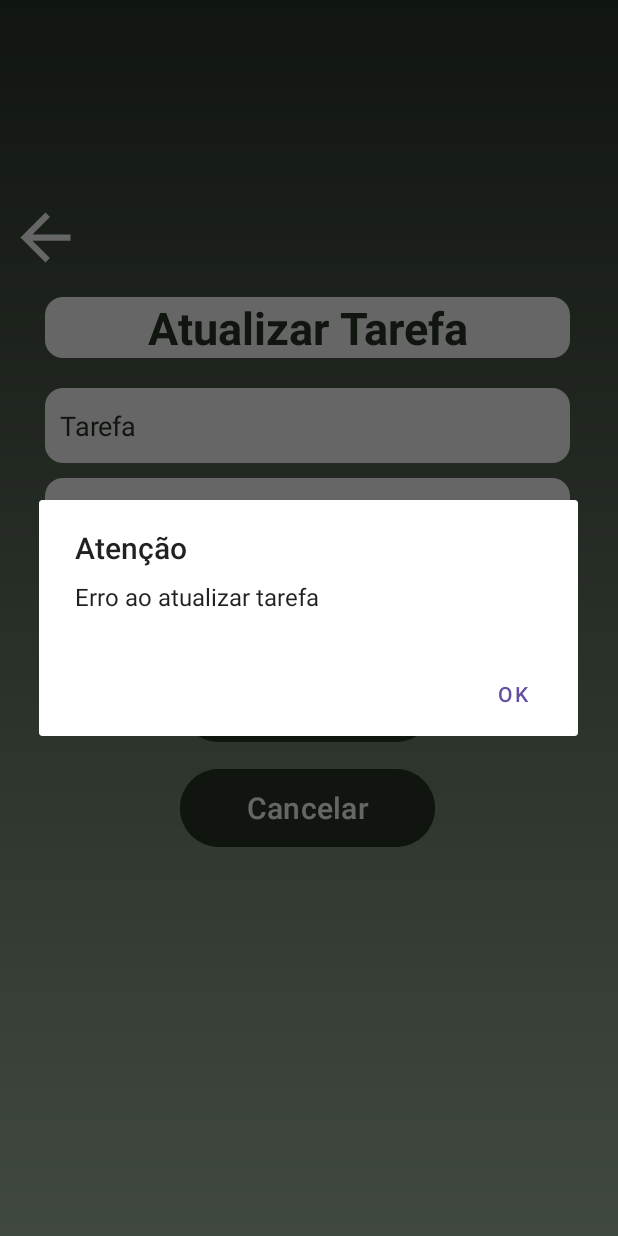
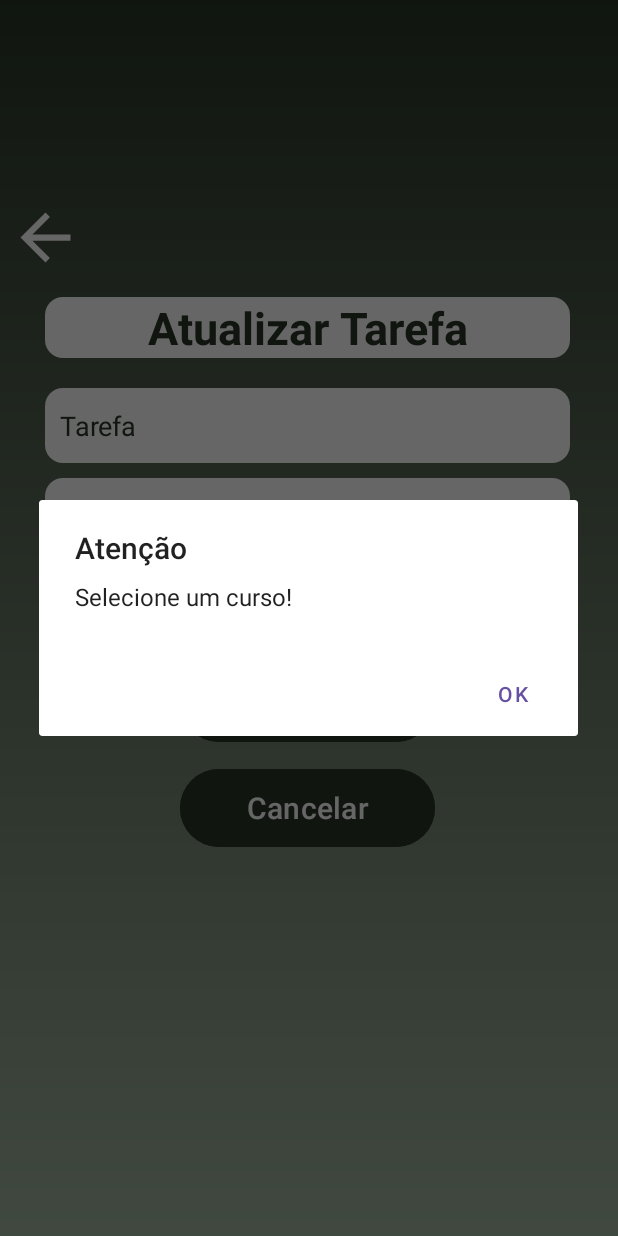
Before and after one commit to Willacy/TarefasAcademicas, an Android app: the TarefaActivity screen opened directly, with no data from a screen before it, after a tap on "Atualizar", on a phone screen of 412 x 824 dp. Run offline under Robolectric (Android 15) with nearby library versions, the phone set to English and light mode, and no system bars; 3 statements that could not run were skipped.

Commit message:
Logica finalizada
O sistema está funcionando como deveria, com todas as validações necessarias para não crashar o app

```diff
--- a/app/src/main/java/com/example/tarefasacademicas/model/Curso.java
+++ b/app/src/main/java/com/example/tarefasacademicas/model/Curso.java
@@ -94,6 +94,12 @@ public class Curso {
         return cursoDao.deletar(this.id_curso);
     }
 
+    // metodo que verifica se tem tarefa ligada ao curso
+    public boolean temTarefa(Context context, int id_curso) {
+        cursoDao = new CursoDao(context);
+        return cursoDao.temTarefa(id_curso);
+    }
+
     @Override
     public String toString(){
         return desc_curso;
--- a/app/src/main/java/com/example/tarefasacademicas/view/TarefaActivity.java
+++ b/app/src/main/java/com/example/tarefasacademicas/view/TarefaActivity.java
@@ -36,7 +36,6 @@ public class TarefaActivity extends AppCompatActivity {
 
         // Alimentar o spinner
         binding.spnTarefa.setAdapter(alimentarSpinner());
-        binding.spnTarefa.setSelection(-1, true);
 
         // Essa linha configura a captura da data
         binding.txtDataTarefa.setInputType(InputType.TYPE_NULL);
@@ -59,7 +58,6 @@ public class TarefaActivity extends AppCompatActivity {
             binding.btnSalvarTarefa.setText("Salvar");
             binding.txtDescTarefa.setText("");
             binding.txtDataTarefa.setText("");
-            binding.spnTarefa.setSelection(-1, true);
         } else {
             binding.lblTitulo.setText("Atualizar Tarefa");
             binding.btnSalvarTarefa.setText("Atualizar");
@@ -103,12 +101,14 @@ public class TarefaActivity extends AppCompatActivity {
     // Método para alimentar o spinner
     public ArrayAdapter<Curso> alimentarSpinner() {
         List<Curso> listaCursos = curso.listar(this);
+        listaCursos.add(0, new Curso(0, "Selecione um curso", ""));
         ArrayAdapter<Curso> adapter = new ArrayAdapter<>(
                 this,
                 R.layout.spinner_tarefa,
                 listaCursos
         );
         adapter.setDropDownViewResource(R.layout.spinner_dropdown_tarefa);
+        binding.spnTarefa.setSelection(-1, true);
         return adapter;
     }
 
@@ -126,7 +126,14 @@ public class TarefaActivity extends AppCompatActivity {
                     .setMessage("Preencha todos os campos")
                     .setPositiveButton("OK", null)
                     .show();
-        } else {
+
+        } else if(curso.getId_curso() == 0){
+            new AlertDialog.Builder(this)
+                    .setTitle("Atenção")
+                    .setMessage("Selecione um curso!")
+                    .setPositiveButton("OK", null)
+                    .show();
+        }else {
             // Cria um objeto Tarefa
             Tarefa tarefa = new Tarefa();
             tarefa.setDesc_tarefa(descTarefa);
@@ -166,7 +173,13 @@ public class TarefaActivity extends AppCompatActivity {
         tarefa.setCurso_tarefa(curso.getId_curso());
 
 
-        if (tarefa.atualizar(this) == 1) {
+        if(curso.getId_curso() == 0){
+            new AlertDialog.Builder(this)
+                    .setTitle("Atenção")
+                    .setMessage("Selecione um curso!")
+                    .setPositiveButton("OK", null)
+                    .show();
+        }else if (tarefa.atualizar(this) == 1) {
             new AlertDialog.Builder(this)
                     .setTitle("Atenção")
                     .setMessage("Tarefa atualizada com sucesso")
```
Also changed, not shown: app/src/main/java/com/example/tarefasacademicas/adpter/CursoAdapter.java (+10 -1 lines), app/src/main/java/com/example/tarefasacademicas/dao/CursoDao.java (+11 -0 lines).
